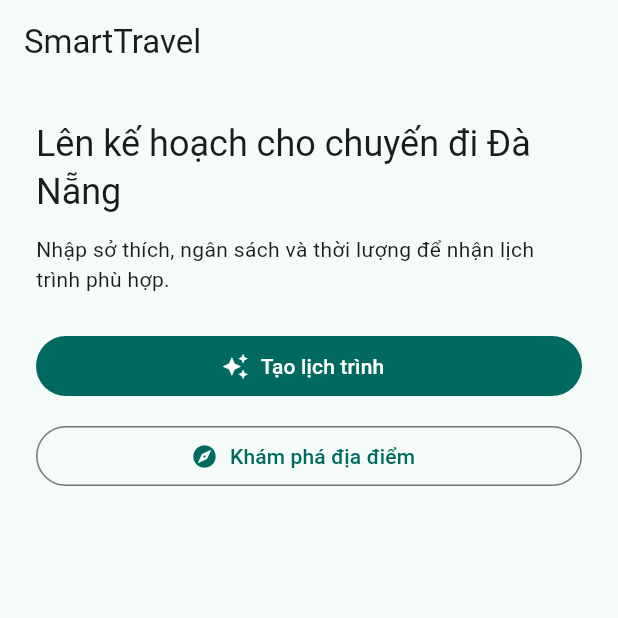
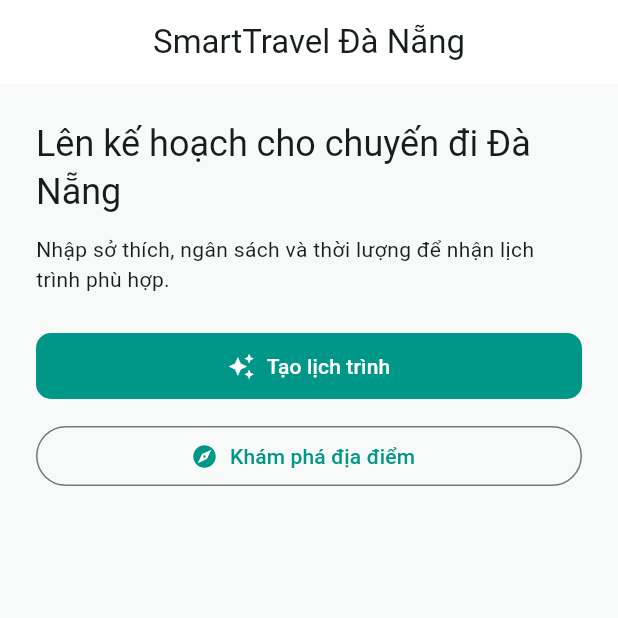
Before and after one commit to hvthang-17/smarttravel, a Flutter app: the screen it shows after launch, on a phone screen of 412 x 824 dp, the top half of it. Run offline on Flutter 3.47's test engine with Material 3 defaults, Android fonts, the phone set to English and light mode, and no system bars; our stand-ins replace dio, flutter_riverpod, go_router.

Commit message:
feat(mobile): implement feature-first clean architecture, riverpod, and material 3 design

```diff
--- /dev/null
+++ b/mobile/lib/core/router/app_router.dart
@@ -0,0 +1,64 @@
+import 'package:flutter/material.dart';
+import 'package:go_router/go_router.dart';
+import 'package:smarttravel_mobile/features/destination/presentation/screens/destination_detail_screen.dart';
+import 'package:smarttravel_mobile/features/destination/presentation/screens/destination_list_screen.dart';
+
+final GoRouter appRouter = GoRouter(
+  initialLocation: '/',
+  routes: [
+    GoRoute(
+      path: '/',
+      builder: (context, state) => const RootNavigationScreen(),
+    ),
+    GoRoute(
+      path: '/destinations',
+      builder: (context, state) => const DestinationListScreen(),
+      routes: [
+        GoRoute(
+          path: ':id',
+          builder: (context, state) {
+            final idStr = state.pathParameters['id'] ?? '0';
+            final id = int.tryParse(idStr) ?? 0;
+            return DestinationDetailScreen(id: id);
+          },
+        ),
+      ],
+    ),
+  ],
+);
+
+class RootNavigationScreen extends StatelessWidget {
+  const RootNavigationScreen({super.key});
+
+  @override
+  Widget build(BuildContext context) {
+    return Scaffold(
+      appBar: AppBar(title: const Text('SmartTravel Đà Nẵng')),
+      body: ListView(
+        padding: const EdgeInsets.all(24),
+        children: [
+          Text(
+            'Lên kế hoạch cho chuyến đi Đà Nẵng',
+            style: Theme.of(context).textTheme.headlineSmall,
+          ),
+          const SizedBox(height: 12),
+          const Text(
+            'Nhập sở thích, ngân sách và thời lượng để nhận lịch trình phù hợp.',
+          ),
+          const SizedBox(height: 24),
+          FilledButton.icon(
+            onPressed: () {},
+            icon: const Icon(Icons.auto_awesome),
+            label: const Text('Tạo lịch trình'),
+          ),
+          const SizedBox(height: 12),
+          OutlinedButton.icon(
+            onPressed: () => context.push('/destinations'),
+            icon: const Icon(Icons.explore),
+            label: const Text('Khám phá địa điểm'),
+          ),
+        ],
+      ),
+    );
+  }
+}
--- /dev/null
+++ b/mobile/lib/core/theme/app_theme.dart
@@ -0,0 +1,35 @@
+import 'package:flutter/material.dart';
+
+class AppTheme {
+  static const Color primaryTeal = Colors.teal;
+  static const Color oceanBlue = Color(0xFF006689);
+  static const Color surfaceBg = Color(0xFFF8FAF9);
+
+  static ThemeData get lightTheme {
+    return ThemeData(
+      useMaterial3: true,
+      colorScheme: ColorScheme.fromSeed(
+        seedColor: primaryTeal,
+        primary: primaryTeal,
+        secondary: oceanBlue,
+        surface: surfaceBg,
+      ),
+      appBarTheme: const AppBarTheme(
+        centerTitle: true,
+        elevation: 0,
+        backgroundColor: Colors.white,
+        surfaceTintColor: Colors.transparent,
+      ),
+      cardTheme: CardThemeData(
+        elevation: 1,
+        shape: RoundedRectangleBorder(borderRadius: BorderRadius.circular(12)),
+      ),
+      filledButtonTheme: FilledButtonThemeData(
+        style: FilledButton.styleFrom(
+          padding: const EdgeInsets.symmetric(horizontal: 24, vertical: 12),
+          shape: RoundedRectangleBorder(borderRadius: BorderRadius.circular(10)),
+        ),
+      ),
+    );
+  }
+}
--- a/mobile/lib/main.dart
+++ b/mobile/lib/main.dart
@@ -1,39 +1,19 @@
 import 'package:flutter/material.dart';
+import 'package:flutter_riverpod/flutter_riverpod.dart';
+import 'package:smarttravel_mobile/core/router/app_router.dart';
+import 'package:smarttravel_mobile/core/theme/app_theme.dart';
 
-void main() => runApp(const SmartTravelApp());
+void main() => runApp(const ProviderScope(child: SmartTravelApp()));
 
 class SmartTravelApp extends StatelessWidget {
   const SmartTravelApp({super.key});
 
   @override
   Widget build(BuildContext context) {
-    return MaterialApp(
+    return MaterialApp.router(
       title: 'SmartTravel',
-      theme: ThemeData(colorScheme: ColorScheme.fromSeed(seedColor: Colors.teal), useMaterial3: true),
-      home: const HomePage(),
+      theme: AppTheme.lightTheme,
+      routerConfig: appRouter,
     );
   }
 }
-
-class HomePage extends StatelessWidget {
-  const HomePage({super.key});
-
-  @override
-  Widget build(BuildContext context) {
-    return Scaffold(
-      appBar: AppBar(title: const Text('SmartTravel')),
-      body: ListView(
-        padding: const EdgeInsets.all(24),
-        children: [
-          Text('Lên kế hoạch cho chuyến đi Đà Nẵng', style: Theme.of(context).textTheme.headlineSmall),
-          const SizedBox(height: 12),
-          const Text('Nhập sở thích, ngân sách và thời lượng để nhận lịch trình phù hợp.'),
-          const SizedBox(height: 24),
-          FilledButton.icon(onPressed: () {}, icon: const Icon(Icons.auto_awesome), label: const Text('Tạo lịch trình')),
-          const SizedBox(height: 12),
-          OutlinedButton.icon(onPressed: () {}, icon: const Icon(Icons.explore), label: const Text('Khám phá địa điểm')),
-        ],
-      ),
-    );
-  }
-}
```
Also changed, not shown: mobile/analysis_options.yaml (added, +48 -0 lines), mobile/lib/core/network/api_client.dart (added, +19 -0 lines), mobile/lib/features/destination/data/models/destination_model.dart (added, +37 -0 lines), mobile/lib/features/destination/data/repositories/destination_repository.dart (added, +41 -0 lines), mobile/lib/features/destination/presentation/providers/destination_provider.dart (added, +25 -0 lines), mobile/lib/features/destination/presentation/screens/destination_detail_screen.dart (added, +153 -0 lines), mobile/lib/features/destination/presentation/screens/destination_list_screen.dart (added, +114 -0 lines), mobile/pubspec.lock (added), 1 other file.
